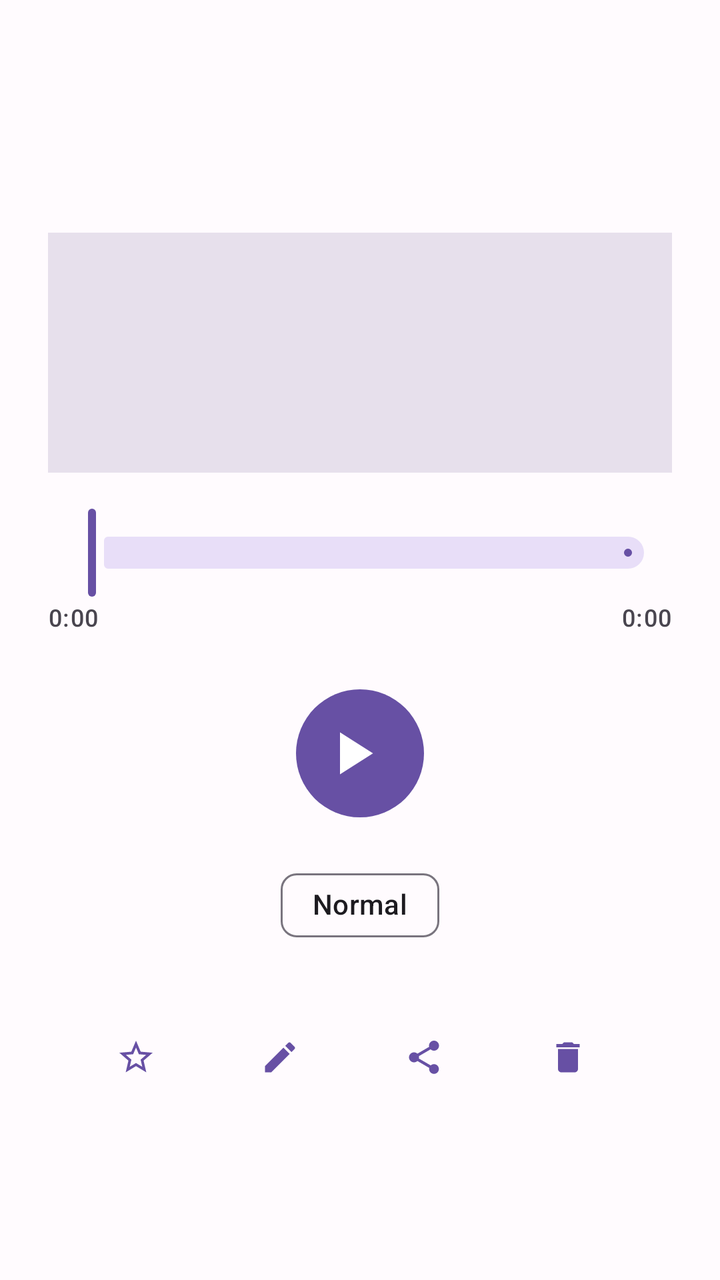
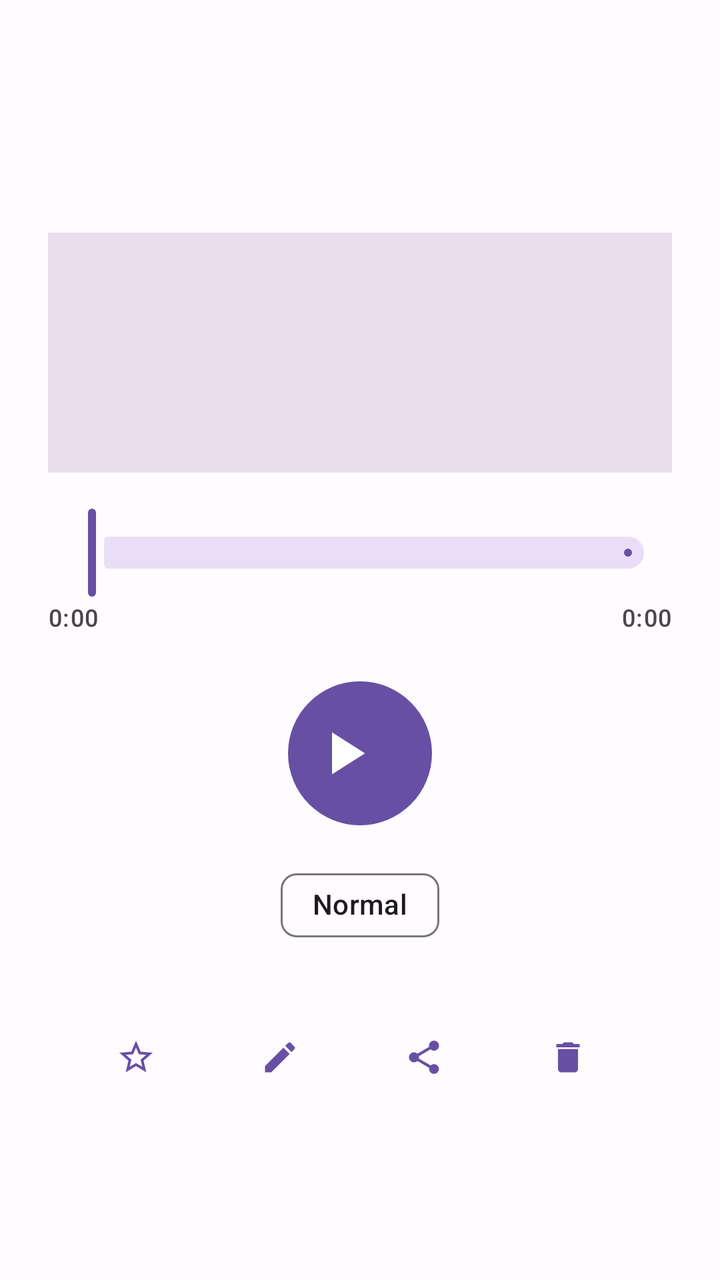

An Android layout rendered at two revisions. The XML below is the earlier revision; the diff shows what the commit changed to produce the second picture.
<!-- AndroidManifest.xml: application theme Theme.CallRecorder -->
<!-- res/layout/fragment_player.xml -->
<?xml version="1.0" encoding="utf-8"?>
<androidx.constraintlayout.widget.ConstraintLayout
    xmlns:android="http://schemas.android.com/apk/res/android"
    xmlns:app="http://schemas.android.com/apk/res-auto"
    android:layout_width="match_parent"
    android:layout_height="match_parent"
    android:padding="24dp">

    
    <TextView
        android:id="@+id/tv_title"
        android:layout_width="0dp"
        android:layout_height="wrap_content"
        android:textAppearance="?attr/textAppearanceHeadlineMedium"
        android:maxLines="2"
        android:ellipsize="end"
        app:layout_constraintTop_toTopOf="parent"
        app:layout_constraintStart_toStartOf="parent"
        app:layout_constraintEnd_toEndOf="parent" />

    
    <TextView
        android:id="@+id/tv_subtitle"
        android:layout_width="0dp"
        android:layout_height="wrap_content"
        android:textAppearance="?attr/textAppearanceBodyMedium"
        android:textColor="?attr/colorOnSurfaceVariant"
        android:layout_marginTop="4dp"
        app:layout_constraintTop_toBottomOf="@id/tv_title"
        app:layout_constraintStart_toStartOf="parent"
        app:layout_constraintEnd_toEndOf="parent" />

    
    <View
        android:id="@+id/waveform_placeholder"
        android:layout_width="0dp"
        android:layout_height="120dp"
        android:background="?attr/colorSurfaceVariant"
        android:layout_marginTop="32dp"
        app:layout_constraintTop_toBottomOf="@id/tv_subtitle"
        app:layout_constraintStart_toStartOf="parent"
        app:layout_constraintEnd_toEndOf="parent" />

    
    <com.google.android.material.slider.Slider
        android:id="@+id/slider"
        android:layout_width="0dp"
        android:layout_height="wrap_content"
        android:valueFrom="0"
        android:valueTo="1"
        android:value="0"
        android:stepSize="0"
        android:layout_marginTop="16dp"
        app:layout_constraintTop_toBottomOf="@id/waveform_placeholder"
        app:layout_constraintStart_toStartOf="parent"
        app:layout_constraintEnd_toEndOf="parent" />

    
    <TextView
        android:id="@+id/tv_position"
        android:layout_width="wrap_content"
        android:layout_height="wrap_content"
        android:text="0:00"
        android:textAppearance="?attr/textAppearanceLabelMedium"
        app:layout_constraintTop_toBottomOf="@id/slider"
        app:layout_constraintStart_toStartOf="parent" />

    <TextView
        android:id="@+id/tv_duration"
        android:layout_width="wrap_content"
        android:layout_height="wrap_content"
        android:text="0:00"
        android:textAppearance="?attr/textAppearanceLabelMedium"
        app:layout_constraintTop_toBottomOf="@id/slider"
        app:layout_constraintEnd_toEndOf="parent" />

    
    <com.google.android.material.button.MaterialButton
        android:id="@+id/btn_play_pause"
        android:layout_width="72dp"
        android:layout_height="72dp"
        style="@style/Widget.Material3.Button.IconButton.Filled"
        app:icon="@drawable/ic_play"
        app:iconSize="36dp"
        android:layout_marginTop="24dp"
        app:layout_constraintTop_toBottomOf="@id/tv_position"
        app:layout_constraintStart_toStartOf="parent"
        app:layout_constraintEnd_toEndOf="parent" />

    
    <com.google.android.material.chip.Chip
        android:id="@+id/chip_speed"
        android:layout_width="wrap_content"
        android:layout_height="wrap_content"
        android:text="Normal"
        style="@style/Widget.Material3.Chip.Assist"
        android:layout_marginTop="16dp"
        app:layout_constraintTop_toBottomOf="@id/btn_play_pause"
        app:layout_constraintStart_toStartOf="parent"
        app:layout_constraintEnd_toEndOf="parent" />

    
    <LinearLayout
        android:id="@+id/action_row"
        android:layout_width="0dp"
        android:layout_height="wrap_content"
        android:orientation="horizontal"
        android:gravity="center"
        android:layout_marginTop="24dp"
        app:layout_constraintTop_toBottomOf="@id/chip_speed"
        app:layout_constraintStart_toStartOf="parent"
        app:layout_constraintEnd_toEndOf="parent">

        <com.google.android.material.button.MaterialButton
            android:id="@+id/btn_favorite"
            android:layout_width="56dp"
            android:layout_height="56dp"
            style="@style/Widget.Material3.Button.IconButton"
            app:icon="@drawable/ic_star_outline"
            android:layout_marginHorizontal="8dp" />

        <com.google.android.material.button.MaterialButton
            android:id="@+id/btn_rename"
            android:layout_width="56dp"
            android:layout_height="56dp"
            style="@style/Widget.Material3.Button.IconButton"
            app:icon="@drawable/ic_edit"
            android:layout_marginHorizontal="8dp" />

        <com.google.android.material.button.MaterialButton
            android:id="@+id/btn_share"
            android:layout_width="56dp"
            android:layout_height="56dp"
            style="@style/Widget.Material3.Button.IconButton"
            app:icon="@drawable/ic_share"
            android:layout_marginHorizontal="8dp" />

        <com.google.android.material.button.MaterialButton
            android:id="@+id/btn_delete"
            android:layout_width="56dp"
            android:layout_height="56dp"
            style="@style/Widget.Material3.Button.IconButton"
            app:icon="@drawable/ic_delete"
            android:layout_marginHorizontal="8dp" />

    </LinearLayout>

</androidx.constraintlayout.widget.ConstraintLayout>
<!-- resources referenced by this layout -->
<resources>
  <!-- drawable ic_delete (drawable) -->
  <?xml version="1.0" encoding="utf-8"?>
  <vector xmlns:android="http://schemas.android.com/apk/res/android"
      android:width="24dp" android:height="24dp"
      android:viewportWidth="24" android:viewportHeight="24"
      android:tint="?attr/colorControlNormal">
      <path android:fillColor="@android:color/white" android:pathData="M6,19c0,1.1 0.9,2 2,2h8c1.1,0 2,-0.9 2,-2V7H6v12zM19,4h-3.5l-1,-1h-5l-1,1H5v2h14V4z"/>
  </vector>
  <!-- drawable ic_edit (drawable) -->
  <?xml version="1.0" encoding="utf-8"?>
  <vector xmlns:android="http://schemas.android.com/apk/res/android"
      android:width="24dp" android:height="24dp"
      android:viewportWidth="24" android:viewportHeight="24"
      android:tint="?attr/colorControlNormal">
      <path android:fillColor="@android:color/white" android:pathData="M3,17.25V21h3.75L17.81,9.94l-3.75,-3.75L3,17.25zM20.71,7.04c0.39,-0.39 0.39,-1.02 0,-1.41l-2.34,-2.34c-0.39,-0.39 -1.02,-0.39 -1.41,0l-1.83,1.83 3.75,3.75 1.83,-1.83z"/>
  </vector>
  <!-- drawable ic_play (drawable) -->
  <?xml version="1.0" encoding="utf-8"?>
  <vector xmlns:android="http://schemas.android.com/apk/res/android"
      android:width="24dp" android:height="24dp"
      android:viewportWidth="24" android:viewportHeight="24"
      android:tint="?attr/colorControlNormal">
      <path android:fillColor="@android:color/white" android:pathData="M8,5v14l11,-7z"/>
  </vector>
  <!-- drawable ic_share (drawable) -->
  <?xml version="1.0" encoding="utf-8"?>
  <vector xmlns:android="http://schemas.android.com/apk/res/android"
      android:width="24dp" android:height="24dp"
      android:viewportWidth="24" android:viewportHeight="24"
      android:tint="?attr/colorControlNormal">
      <path android:fillColor="@android:color/white" android:pathData="M18,16.08c-0.76,0 -1.44,0.3 -1.96,0.77L8.91,12.7c0.05,-0.23 0.09,-0.46 0.09,-0.7s-0.04,-0.47 -0.09,-0.7l7.05,-4.11c0.54,0.5 1.25,0.81 2.04,0.81 1.66,0 3,-1.34 3,-3s-1.34,-3 -3,-3 -3,1.34 -3,3c0,0.24 0.04,0.47 0.09,0.7L8.04,9.81C7.5,9.31 6.79,9 6,9c-1.66,0 -3,1.34 -3,3s1.34,3 3,3c0.79,0 1.5,-0.31 2.04,-0.81l7.12,4.16c-0.05,0.21 -0.08,0.43 -0.08,0.65 0,1.61 1.31,2.92 2.92,2.92 1.61,0 2.92,-1.31 2.92,-2.92s-1.31,-2.92 -2.92,-2.92z"/>
  </vector>
  <!-- drawable ic_star_outline (drawable) -->
  <?xml version="1.0" encoding="utf-8"?>
  <vector xmlns:android="http://schemas.android.com/apk/res/android"
      android:width="24dp" android:height="24dp"
      android:viewportWidth="24" android:viewportHeight="24"
      android:tint="?attr/colorControlNormal">
      <path android:fillColor="@android:color/white" android:pathData="M22,9.24l-7.19,-0.62L12,2 9.19,8.63 2,9.24l5.46,4.73L5.82,21 12,17.27 18.18,21l-1.63,-7.03L22,9.24zM12,15.4l-3.76,2.27 1,-4.28 -3.32,-2.88 4.38,-0.38L12,6.1l1.71,4.04 4.38,0.38 -3.32,2.88 1,4.28L12,15.4z"/>
  </vector>
  <color name="md_theme_primary">#6750A4</color>
  <color name="md_theme_on_primary">#FFFFFF</color>
  <color name="md_theme_primary_container">#EADDFF</color>
  <color name="md_theme_on_primary_container">#21005D</color>
  <color name="md_theme_secondary">#625B71</color>
  <color name="md_theme_on_secondary">#FFFFFF</color>
  <color name="md_theme_secondary_container">#E8DEF8</color>
  <color name="md_theme_on_secondary_container">#1D192B</color>
  <color name="md_theme_tertiary">#7D5260</color>
  <color name="md_theme_on_tertiary">#FFFFFF</color>
  <color name="md_theme_tertiary_container">#FFD8E4</color>
  <color name="md_theme_on_tertiary_container">#31111D</color>
  <color name="md_theme_error">#B3261E</color>
  <color name="md_theme_background">#FFFBFE</color>
  <color name="md_theme_surface">#FFFBFE</color>
  <color name="md_theme_surface_variant">#E7E0EC</color>
</resources>

<!-- the commit's change to res/layout/fragment_player.xml (unified diff, before → after) -->
@@ -82,6 +82,11 @@
         style="@style/Widget.Material3.Button.IconButton.Filled"
         app:icon="@drawable/ic_play"
         app:iconSize="36dp"
+        app:iconPadding="0dp"
+        android:insetTop="0dp"
+        android:insetBottom="0dp"
+        android:insetLeft="0dp"
+        android:insetRight="0dp"
         android:layout_marginTop="24dp"
         app:layout_constraintTop_toBottomOf="@id/tv_position"
         app:layout_constraintStart_toStartOf="parent"
